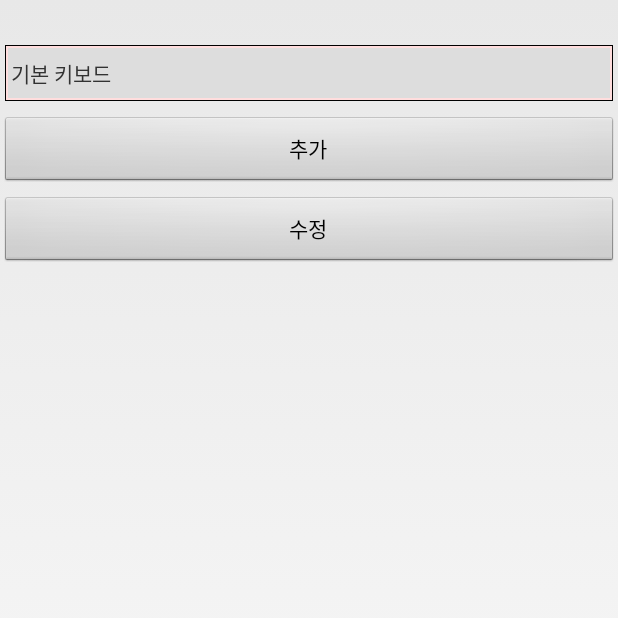
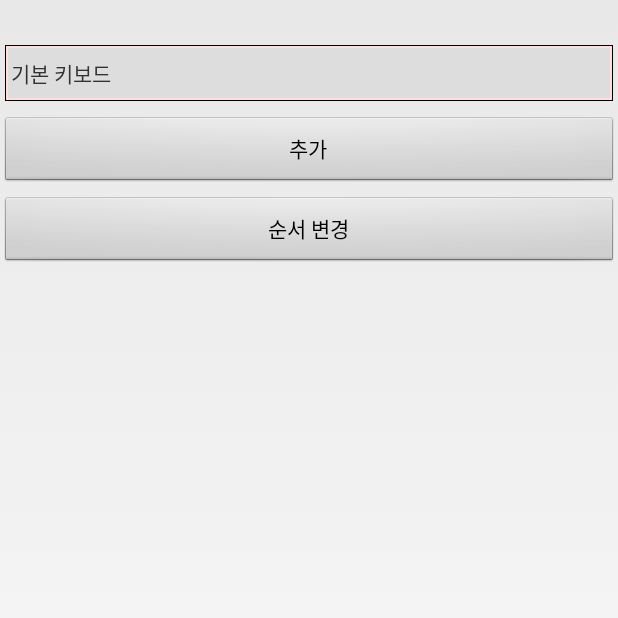
Before and after one commit to Boronare/CustomDragKeyboard, an Android app: the KeySettingSelectActivity screen opened directly, with no data from a screen before it, on a phone screen of 412 x 824 dp, the top half of it. Run offline under Robolectric (Android 15) with nearby library versions, the phone set to English and light mode, and no system bars; network calls fail.

Commit message:
0603 저장

```diff
--- a/app/src/main/java/org/dyndns/fules/ck/CompassKeyboard.java
+++ b/app/src/main/java/org/dyndns/fules/ck/CompassKeyboard.java
@@ -364,7 +364,7 @@ public class CompassKeyboard extends InputMethodService implements OnKeyboardAct
 		return mCandidateView;
 	}
 	public void pickSuggestionManually(int index) {
-		db.updateRecordParameter(mCompletions.get(index));
+		//db.updateRecordParameter(mCompletions.get(index));
 		if (mCompletionOn && mCompletions != null && index >= 0
 				&& index < mCompletions.size()) {
 			String ci = mCompletions.get(index);
--- a/app/src/main/java/org/dyndns/fules/ck/CompassKeyboardView.java
+++ b/app/src/main/java/org/dyndns/fules/ck/CompassKeyboardView.java
@@ -471,7 +471,7 @@ public class CompassKeyboardView extends FrameLayout {
 
 	// Read the layout from an XML parser
 	public void readLayout(KbdModel kbdModel) throws IOException {
-		lang=kbdModel.kbdLang;
+		//lang=kbdModel.kbdLang;
 		// drop and re-read all previously existing rows
 		kbd.removeAllViews();
 		nColumns = nKeys = 0;
--- a/app/src/main/java/org/dyndns/fules/ck/KeySettingSelectActivity.java
+++ b/app/src/main/java/org/dyndns/fules/ck/KeySettingSelectActivity.java
@@ -219,7 +219,7 @@ public class KeySettingSelectActivity extends Activity {
         });
 
         btr2 = findViewById(R.id.btr2);
-        btr2.setText("수정");
+        btr2.setText("순서 변경");
         btr2.setOnClickListener(new View.OnClickListener() {
             @Override
             public void onClick(View v) {
```
